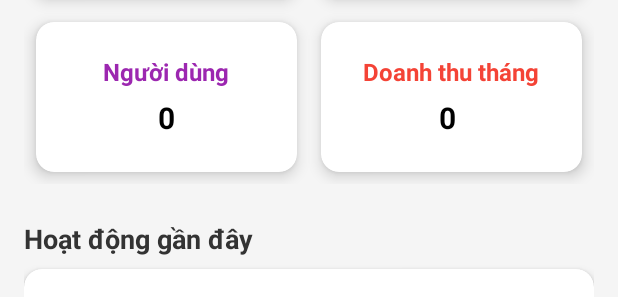
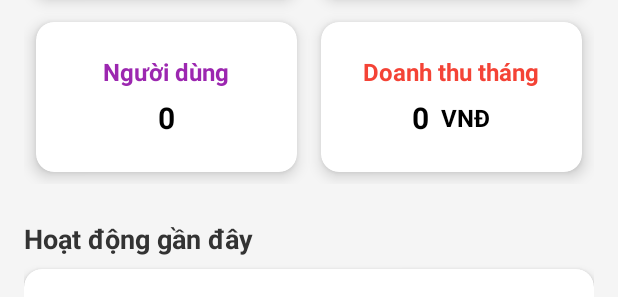
Before and after one commit to Lehuutien2908/DoAnMobile, an Android app: the layout activity_admin_dashboard.xml on its own in the app's theme, with its tools: preview values and no code run, on a phone screen of 412 x 824 dp. Shown: the part 272-569 px from the top of the screen. Run offline under Robolectric (Android 15) with nearby library versions, the phone set to English and light mode, and no system bars.

```diff
--- a/app/src/main/AndroidManifest.xml
+++ b/app/src/main/AndroidManifest.xml
@@ -58,8 +58,7 @@
         <activity android:name=".activity.EditMovieActivity" />
         <activity android:name=".activity.ScheduleManagementActivity" />
         <activity android:name=".activity.DashboardActivity" />
-
-
+        <activity android:name=".activity.AddMovieActivity" />
         <!-- Admin -->
 
 
--- a/app/src/main/java/com/example/doanmobile/activity/DashboardActivity.java
+++ b/app/src/main/java/com/example/doanmobile/activity/DashboardActivity.java
@@ -9,6 +9,7 @@ import androidx.appcompat.app.AppCompatActivity;
 import com.example.doanmobile.R;
 import com.google.firebase.firestore.FirebaseFirestore;
 import com.google.firebase.firestore.QueryDocumentSnapshot;
+import com.google.firebase.firestore.Query;
 
 public class DashboardActivity extends AppCompatActivity {
 
@@ -68,12 +69,13 @@ public class DashboardActivity extends AppCompatActivity {
                 Long price = doc.getLong("totalPrice");
                 if (price != null) total += price;
             }
-            txtTongDoanhThu.setText(String.format("%,d VNĐ", total));
+            txtTongDoanhThu.setText(String.format("%,d", total));
         }).addOnFailureListener(e -> txtTongDoanhThu.setText("Lỗi"));
     }
 
     private void loadRecentActivity() {
         db.collection("activity_logs")
+                .orderBy("timestamp", Query.Direction.DESCENDING) // Sắp xếp theo thời gian mới nhất
                 .get()
                 .addOnSuccessListener(query -> {
                     StringBuilder sb = new StringBuilder();
--- a/app/src/main/java/com/example/doanmobile/activity/EditMovieActivity.java
+++ b/app/src/main/java/com/example/doanmobile/activity/EditMovieActivity.java
@@ -15,6 +15,7 @@ import com.bumptech.glide.Glide;
 import com.example.doanmobile.R;
 import com.google.firebase.firestore.DocumentReference;
 import com.google.firebase.firestore.FirebaseFirestore;
+import com.google.firebase.firestore.FieldValue;
 
 import java.util.HashMap;
 import java.util.Map;
@@ -106,9 +107,10 @@ public class EditMovieActivity extends AppCompatActivity {
                 DocumentReference docRef = db.collection("movies").document(movieId);
                 docRef.update(update)
                         .addOnSuccessListener(aVoid -> {
-                            // Ghi log hoạt động
+                            // Ghi log hoạt động có thêm timestamp
                             Map<String, Object> log = new HashMap<>();
                             log.put("message", "Đã cập nhật phim: " + updatedName);
+                            log.put("timestamp", FieldValue.serverTimestamp());
                             db.collection("activity_logs").add(log);
 
                             Toast.makeText(this, "Cập nhật thành công!", Toast.LENGTH_SHORT).show();
--- a/app/src/main/res/layout/activity_admin_dashboard.xml
+++ b/app/src/main/res/layout/activity_admin_dashboard.xml
@@ -179,14 +179,35 @@
                         android:textSize="16sp"
                         android:textStyle="bold" />
 
-                    <TextView
-                        android:id="@+id/tongdoanhthu"
+                    <LinearLayout
                         android:layout_width="wrap_content"
                         android:layout_height="wrap_content"
-                        android:text="0 "
-                        android:textColor="#000000"
-                        android:textSize="20sp"
-                        android:textStyle="bold" />
+                        android:orientation="horizontal"
+                        android:gravity="center_vertical">
+
+                        <TextView
+                            android:id="@+id/tongdoanhthu"
+                            android:layout_width="wrap_content"
+                            android:layout_height="wrap_content"
+                            android:text="0"
+                            android:textColor="#000000"
+                            android:textSize="20sp"
+                            android:textStyle="bold"
+                            android:maxLines="1"
+                            android:singleLine="true"
+                            android:ellipsize="end" />
+
+                        <TextView
+                            android:id="@+id/txtVND"
+                            android:layout_width="wrap_content"
+                            android:layout_height="wrap_content"
+                            android:text=" VNĐ"
+                            android:textStyle="bold"
+                            android:textColor="#000000"
+                            android:textSize="16sp"
+                            android:layout_marginStart="4dp"/>
+                    </LinearLayout>
+
                 </LinearLayout>
             </androidx.cardview.widget.CardView>
         </GridLayout>
```
Also changed, not shown: app/src/main/java/com/example/doanmobile/activity/PaymentActivity.java (+13 -1 lines), app/src/main/java/com/example/doanmobile/activity/RegisterActivity.java (+17 -2 lines).
